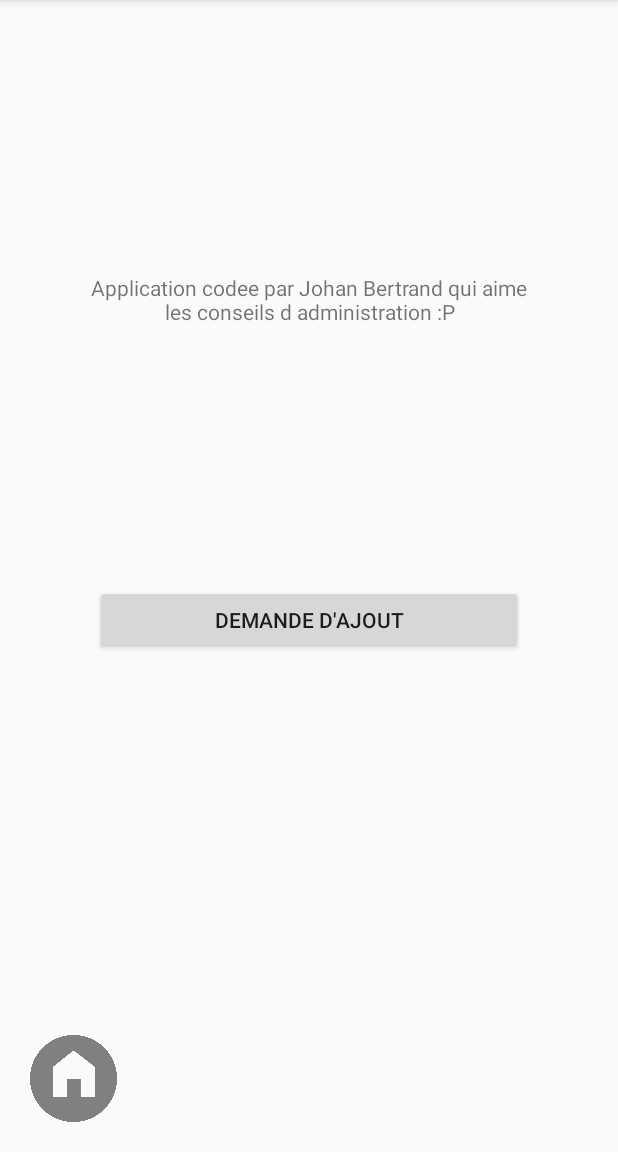
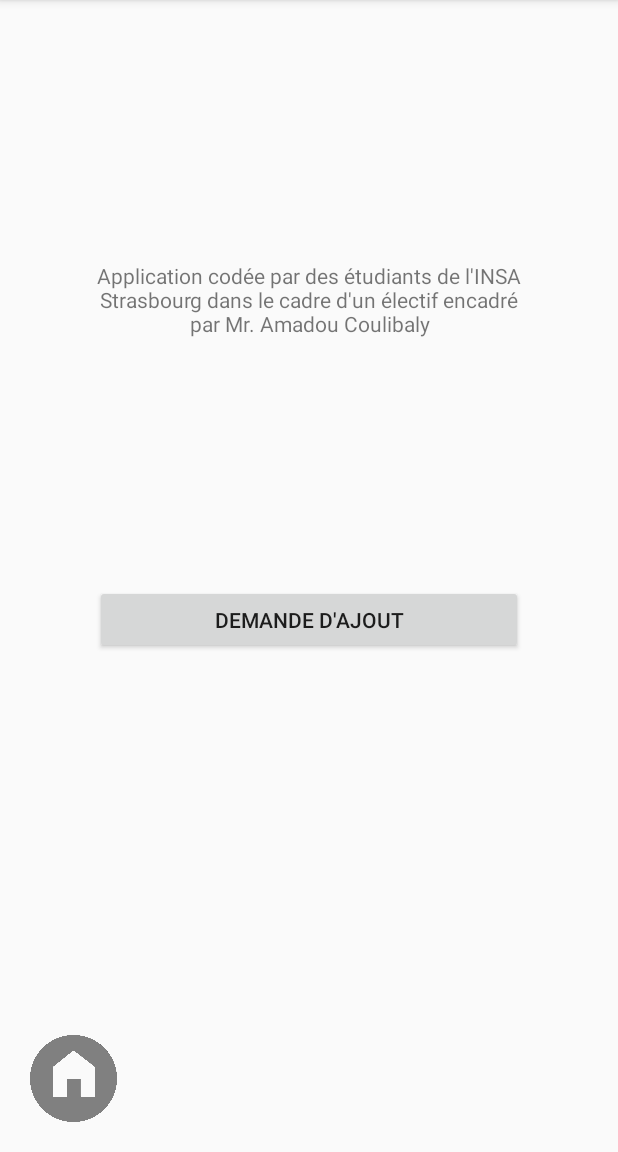
Before and after one commit to CascadeDeTorche/TestWallah, an Android app: the AproposActivity screen opened directly, with no data from a screen before it, on a phone screen of 412 x 824 dp, the part 84-1236 px from its top. Run offline under Robolectric (Android 15) with nearby library versions, the phone set to English and light mode, and no system bars.

Commit message:
Update strings.xml

```diff
--- a/app/src/main/res/values/strings.xml
+++ b/app/src/main/res/values/strings.xml
@@ -4,6 +4,6 @@
     <string name="banniere">Banniere</string>
     <string name="favoris">Favoris</string>
     <string name="a_propos">A propos</string>
-    <string name="textview">Application codee par Johan Bertrand qui aime les conseils d administration :P </string>
+    <string name="textview">Application codée par des étudiants de l\'INSA Strasbourg dans le cadre d\'un électif encadré par Mr. Amadou Coulibaly  </string>
     <string name="demande_d_ajout">Demande d\'ajout</string>
 </resources>
```
